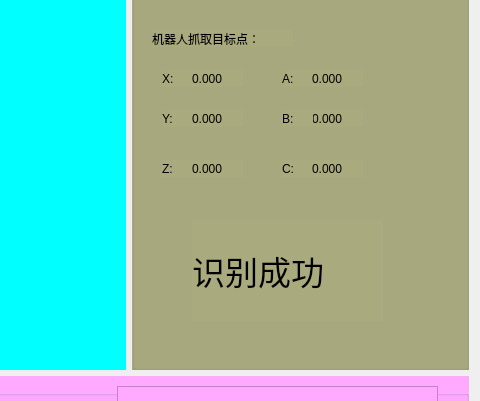
First picture: the form in mainwindow.ui, repository shencanjun/HiropPrizeClaw, before the edit; both pictures show x 673 to 1153 and y 220 to 621 of the 1153 by 869 pixel window.
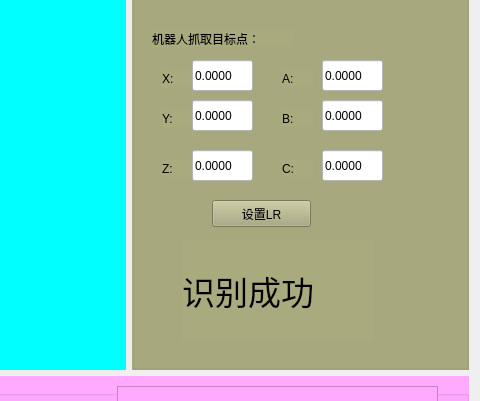
Second picture: the form after the edit.

```diff
--- a/mainwindow.ui
+++ b/mainwindow.ui
@@ -212,8 +212,8 @@
           <widget class="QLabel" name="label_27">
            <property name="geometry">
             <rect>
-             <x>60</x>
-             <y>410</y>
+             <x>50</x>
+             <y>430</y>
              <width>191</width>
              <height>101</height>
             </rect>
@@ -266,19 +266,6 @@
             <string>机器人抓取目标点：</string>
            </property>
           </widget>
-          <widget class="QLabel" name="label_31">
-           <property name="geometry">
-            <rect>
-             <x>180</x>
-             <y>300</y>
-             <width>51</width>
-             <height>17</height>
-            </rect>
-           </property>
-           <property name="text">
-            <string>0.000</string>
-           </property>
-          </widget>
           <widget class="QLabel" name="label_32">
            <property name="geometry">
             <rect>
@@ -305,32 +292,6 @@
             <string>A:</string>
            </property>
           </widget>
-          <widget class="QLabel" name="label_34">
-           <property name="geometry">
-            <rect>
-             <x>60</x>
-             <y>260</y>
-             <width>51</width>
-             <height>17</height>
-            </rect>
-           </property>
-           <property name="text">
-            <string>0.000</string>
-           </property>
-          </widget>
-          <widget class="QLabel" name="label_35">
-           <property name="geometry">
-            <rect>
-             <x>180</x>
-             <y>260</y>
-             <width>51</width>
-             <height>17</height>
-            </rect>
-           </property>
-           <property name="text">
-            <string>0.000</string>
-           </property>
-          </widget>
           <widget class="QLabel" name="label_36">
            <property name="geometry">
             <rect>
@@ -344,32 +305,6 @@
             <string>Y:</string>
            </property>
           </widget>
-          <widget class="QLabel" name="label_37">
-           <property name="geometry">
-            <rect>
-             <x>60</x>
-             <y>300</y>
-             <width>51</width>
-             <height>17</height>
-            </rect>
-           </property>
-           <property name="text">
-            <string>0.000</string>
-           </property>
-          </widget>
-          <widget class="QLabel" name="label_38">
-           <property name="geometry">
-            <rect>
-             <x>60</x>
-             <y>350</y>
-             <width>51</width>
-             <height>17</height>
-            </rect>
-           </property>
-           <property name="text">
-            <string>0.000</string>
-           </property>
-          </widget>
           <widget class="QLabel" name="label_39">
            <property name="geometry">
             <rect>
@@ -383,17 +318,113 @@
             <string>B:</string>
            </property>
           </widget>
-          <widget class="QLabel" name="label_40">
+          <widget class="QPushButton" name="pushButton_result_set">
            <property name="geometry">
             <rect>
-             <x>180</x>
-             <y>350</y>
-             <width>51</width>
-             <height>17</height>
+             <x>80</x>
+             <y>390</y>
+             <width>99</width>
+             <height>27</height>
             </rect>
            </property>
            <property name="text">
-            <string>0.000</string>
+            <string>设置LR</string>
+           </property>
+          </widget>
+          <widget class="QLineEdit" name="lineEdit_result_X">
+           <property name="geometry">
+            <rect>
+             <x>60</x>
+             <y>250</y>
+             <width>61</width>
+             <height>31</height>
+            </rect>
+           </property>
+           <property name="styleSheet">
+            <string notr="true">background-color: rgb(255, 255, 255);</string>
+           </property>
+           <property name="text">
+            <string>0.0000</string>
+           </property>
+          </widget>
+          <widget class="QLineEdit" name="lineEdit_result_Y">
+           <property name="geometry">
+            <rect>
+             <x>60</x>
+             <y>290</y>
+             <width>61</width>
+             <height>31</height>
+            </rect>
+           </property>
+           <property name="styleSheet">
+            <string notr="true">background-color: rgb(255, 255, 255);</string>
+           </property>
+           <property name="text">
+            <string>0.0000</string>
+           </property>
+          </widget>
+          <widget class="QLineEdit" name="lineEdit_result_Z">
+           <property name="geometry">
+            <rect>
+             <x>60</x>
+             <y>340</y>
+             <width>61</width>
+             <height>31</height>
+            </rect>
+           </property>
+           <property name="styleSheet">
+            <string notr="true">background-color: rgb(255, 255, 255);</string>
+           </property>
+           <property name="text">
+            <string>0.0000</string>
+           </property>
+          </widget>
+          <widget class="QLineEdit" name="lineEdit_result_A">
+           <property name="geometry">
+            <rect>
+             <x>190</x>
+             <y>250</y>
+             <width>61</width>
+             <height>31</height>
+            </rect>
+           </property>
+           <property name="styleSheet">
+            <string notr="true">background-color: rgb(255, 255, 255);</string>
+           </property>
+           <property name="text">
+            <string>0.0000</string>
+           </property>
+          </widget>
+          <widget class="QLineEdit" name="lineEdit_result_B">
+           <property name="geometry">
+            <rect>
+             <x>190</x>
+             <y>290</y>
+             <width>61</width>
+             <height>31</height>
+            </rect>
+           </property>
+           <property name="styleSheet">
+            <string notr="true">background-color: rgb(255, 255, 255);</string>
+           </property>
+           <property name="text">
+            <string>0.0000</string>
+           </property>
+          </widget>
+          <widget class="QLineEdit" name="lineEdit_result_C">
+           <property name="geometry">
+            <rect>
+             <x>190</x>
+             <y>340</y>
+             <width>61</width>
+             <height>31</height>
+            </rect>
+           </property>
+           <property name="styleSheet">
+            <string notr="true">background-color: rgb(255, 255, 255);</string>
+           </property>
+           <property name="text">
+            <string>0.0000</string>
            </property>
           </widget>
          </widget>
```
Left out of the diff: 12 changed lines with no effect on the pictures.
